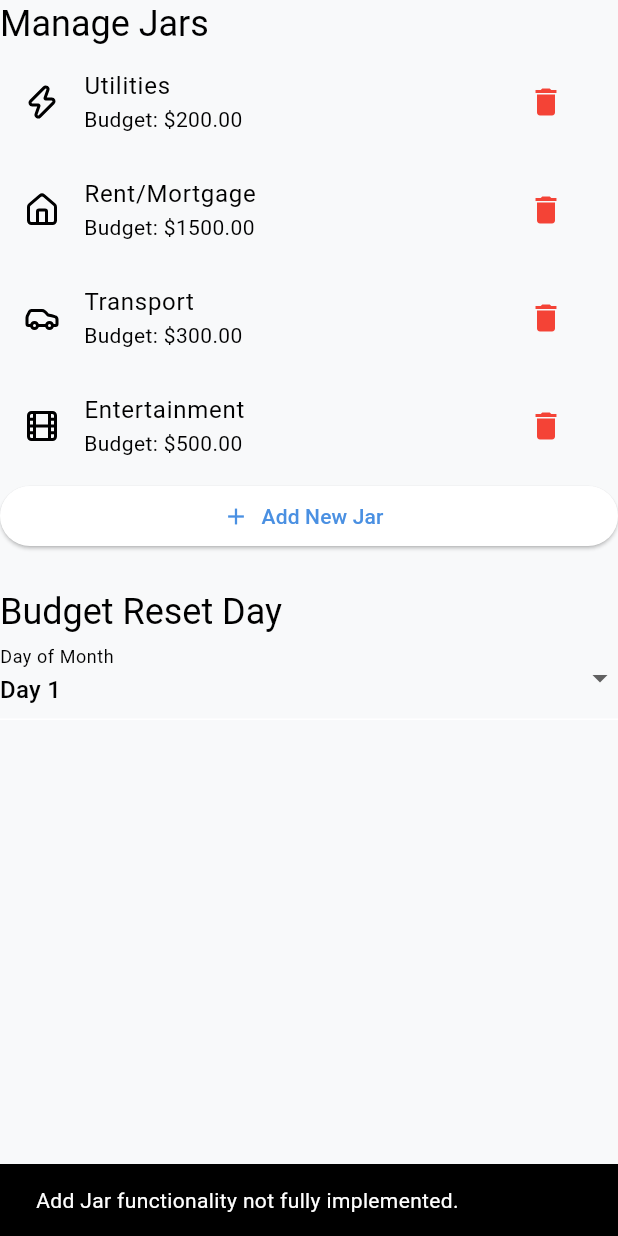
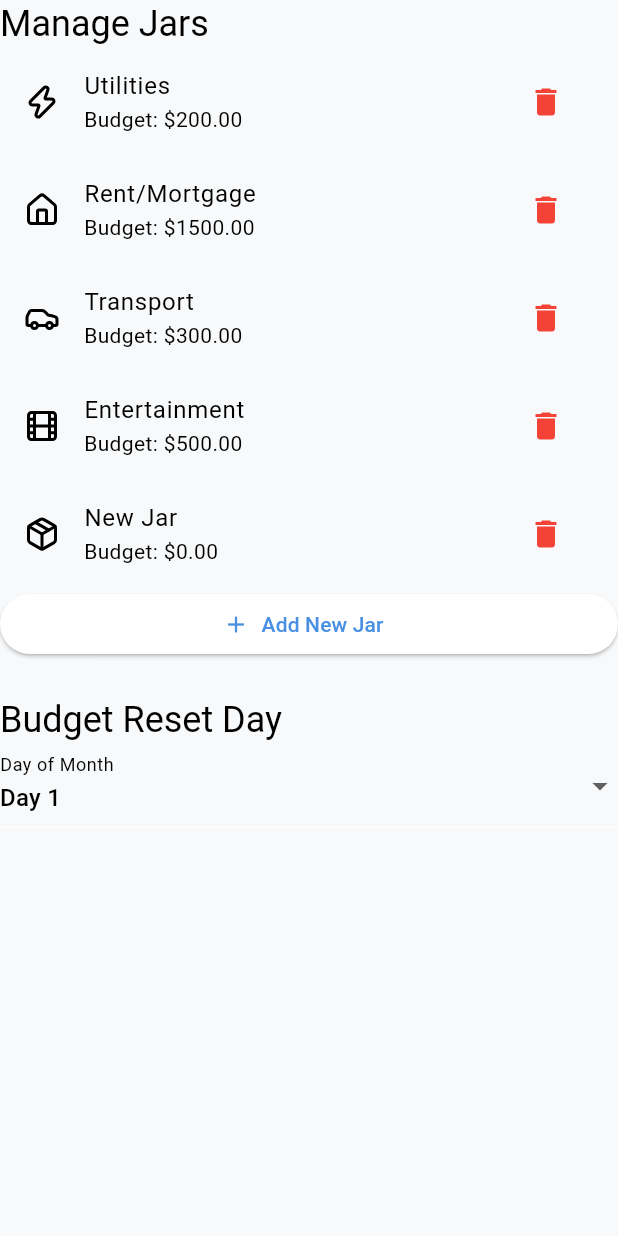
Before and after one commit to CanadianN1nj4/Budget-App, a Flutter app: the BudgetSettingsForm widget shown alone on an empty page, opened directly, after a tap on the "delete" icon, after a tap on "Add New Jar", on a phone screen of 412 x 824 dp. Run offline on Flutter 3.47's test engine with Material 3 defaults, Android fonts, the phone set to English and light mode, and no system bars; our stand-ins replace flutter_colorpicker, lucide_icons, shared_preferences; accounts and stored records are empty; Roboto replaces fonts that are missing (Arial).

Commit message:
update budget settings form

```diff
--- a/lib/widgets/budget_settings_form.dart
+++ b/lib/widgets/budget_settings_form.dart
@@ -1,5 +1,6 @@
 import 'package:budget_app/models/jar.dart';
 import 'package:budget_app/services/budget_service.dart';
+import 'package:budget_app/screens/edit_jar_screen.dart'; // Import the new screen
 import 'package:budget_app/utils/icons.dart';
 import 'package:flutter/material.dart';
 import 'package:provider/provider.dart';
@@ -43,7 +44,13 @@ class _BudgetSettingsFormState extends State<BudgetSettingsForm> {
               },
             ),
             onTap: () {
-              // TODO: Implement Jar editing dialog/screen
+              Navigator.push(
+                context,
+                MaterialPageRoute(
+                  builder: (context) =>
+                      EditJarScreen(jar: jar), // Navigate to EditJarScreen
+                ),
+              );
             },
           ),
         ),
@@ -52,14 +59,14 @@ class _BudgetSettingsFormState extends State<BudgetSettingsForm> {
           label: const Text("Add New Jar"),
           onPressed: () {
             // TODO: Implement Add Jar dialog/screen
-            // Example:
-            // final newJar = Jar(id: Uuid().v4(), name: "New Jar", iconName: "Package", budget: 0, color: Colors.blue);
-            // budgetService.addJar(newJar);
-            ScaffoldMessenger.of(context).showSnackBar(
-              const SnackBar(
-                content: Text('Add Jar functionality not fully implemented.'),
-              ),
+            final newJar = Jar(
+              id: const Uuid().v4(),
+              name: "New Jar",
+              iconName: "Package",
+              budget: 0,
+              color: Colors.blue,
             );
+            budgetService.addJar(newJar);
           },
         ),
         const SizedBox(height: 24),
@@ -70,13 +77,11 @@ class _BudgetSettingsFormState extends State<BudgetSettingsForm> {
         DropdownButtonFormField<int>(
           value: budgetData.resetDay,
           decoration: const InputDecoration(labelText: 'Day of Month'),
-          items:
-              List.generate(31, (index) => index + 1)
-                  .map(
-                    (day) =>
-                        DropdownMenuItem(value: day, child: Text('Day $day')),
-                  )
-                  .toList(),
+          items: List.generate(31, (index) => index + 1)
+              .map(
+                (day) => DropdownMenuItem(value: day, child: Text('Day $day')),
+              )
+              .toList(),
           onChanged: (value) {
             if (value != null) {
               budgetService.updateResetDay(value);
@@ -84,17 +89,6 @@ class _BudgetSettingsFormState extends State<BudgetSettingsForm> {
           },
         ),
         const SizedBox(height: 32),
-        // ElevatedButton(
-        //   onPressed: () {
-        //     // This button might not be needed if changes are saved on field modification
-        //     // or via specific "Save Jar" / "Save Reset Day" actions.
-        //     // If using a Form widget, formKey.currentState.save() would be here.
-        //     ScaffoldMessenger.of(context).showSnackBar(
-        //       const SnackBar(content: Text('Settings saved (placeholder)')),
-        //     );
-        //   },
-        //   child: const Text('Save All Settings'),
-        // ),
       ],
     );
   }
```
